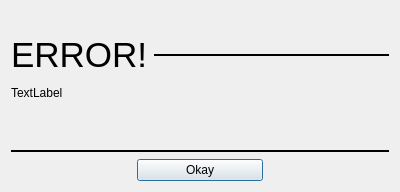
This is src/LoginSubsystem/errordialog.ui in CaptOkie/code-first-think-later as Qt 5 draws it before an edit. The edited form follows.
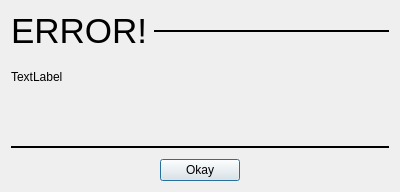
This is the edited form.

Patch:
```diff
--- a/src/LoginSubsystem/errordialog.ui
+++ b/src/LoginSubsystem/errordialog.ui
@@ -17,19 +17,6 @@
    <bool>true</bool>
   </property>
   <layout class="QVBoxLayout" name="verticalLayout_2">
-   <item>
-    <spacer name="verticalSpacer_3">
-     <property name="orientation">
-      <enum>Qt::Vertical</enum>
-     </property>
-     <property name="sizeHint" stdset="0">
-      <size>
-       <width>20</width>
-       <height>0</height>
-      </size>
-     </property>
-    </spacer>
-   </item>
    <item>
     <layout class="QHBoxLayout" name="horizontalLayout">
      <item>
@@ -145,7 +132,7 @@
        <item>
         <widget class="QPushButton" name="acceptButton">
          <property name="sizePolicy">
-          <sizepolicy hsizetype="MinimumExpanding" vsizetype="MinimumExpanding">
+          <sizepolicy hsizetype="Minimum" vsizetype="Fixed">
            <horstretch>0</horstretch>
            <verstretch>0</verstretch>
           </sizepolicy>
```
